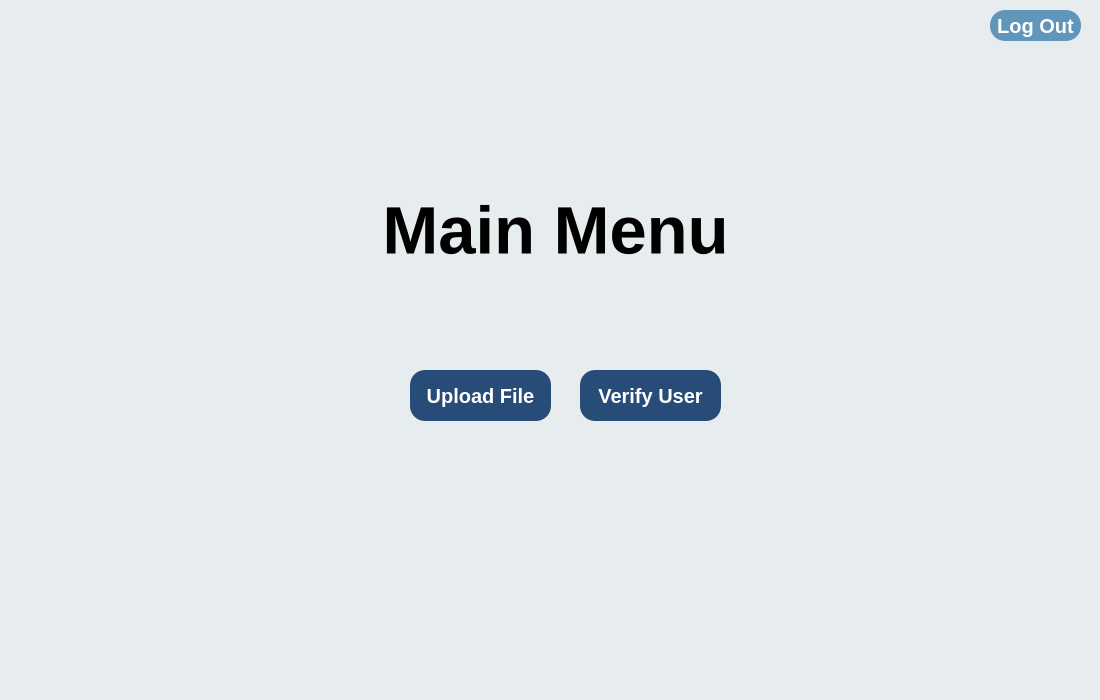
The window that src/desktop-client/client-404/mainmenu.ui (ElliceNels/fourohfour) describes before a commit, drawn with Qt 5.
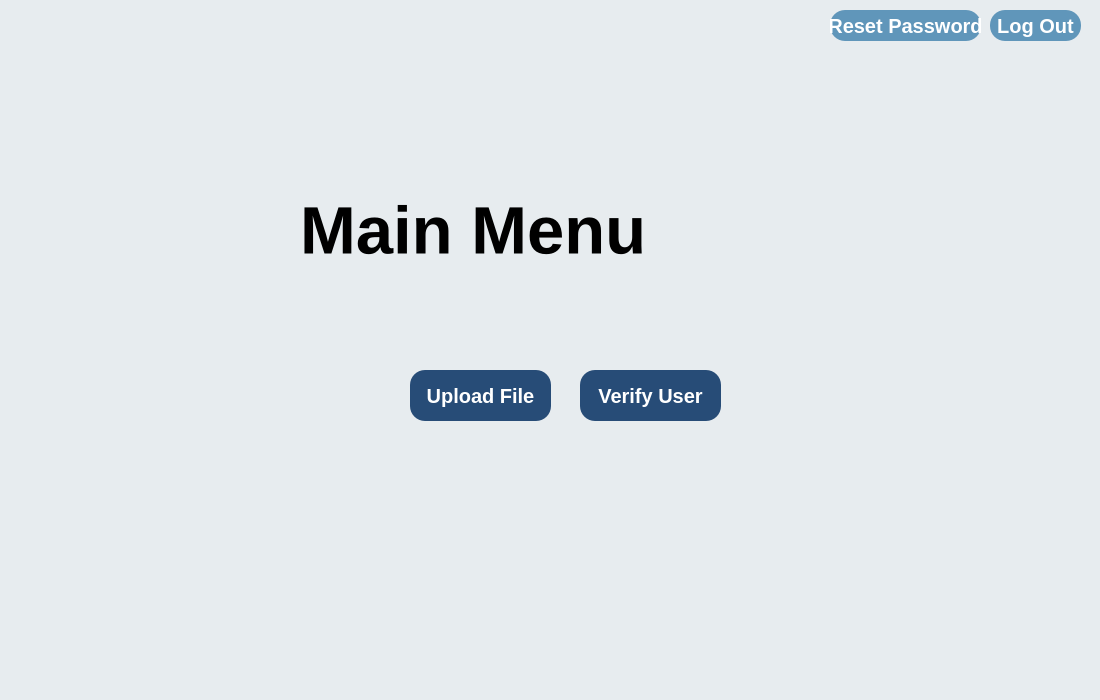
The same window after the commit.

Commit message: reset password dev

Diff of the .ui file:
```diff
--- a/src/desktop-client/client-404/mainmenu.ui
+++ b/src/desktop-client/client-404/mainmenu.ui
@@ -49,9 +49,6 @@
    <property name="text">
     <string>Main Menu</string>
    </property>
-   <property name="alignment">
-    <set>Qt::AlignmentFlag::AlignCenter</set>
-   </property>
   </widget>
   <widget class="QPushButton" name="uploadButton">
    <property name="geometry">
@@ -171,6 +168,44 @@
     <bool>true</bool>
    </property>
   </widget>
+  <widget class="QPushButton" name="resetPasswordButton">
+   <property name="geometry">
+    <rect>
+     <x>830</x>
+     <y>10</y>
+     <width>151</width>
+     <height>31</height>
+    </rect>
+   </property>
+   <property name="font">
+    <font>
+     <pointsize>15</pointsize>
+     <bold>true</bold>
+    </font>
+   </property>
+   <property name="styleSheet">
+    <string notr="true"> QPushButton {
+        background-color: rgb(96, 150, 186);
+        border: 0px solid black;
+		  border-radius: 15px;
+        color: rgb(255, 255, 255);
+    }
+
+    QPushButton:hover {
+        background-color: #2980b9;
+    }
+
+    QPushButton:pressed {
+        background-color: #1c5980;
+    }</string>
+   </property>
+   <property name="text">
+    <string>Reset Password</string>
+   </property>
+   <property name="flat">
+    <bool>true</bool>
+   </property>
+  </widget>
  </widget>
  <resources/>
  <connections/>
```
The commit also changes 10 other files.
